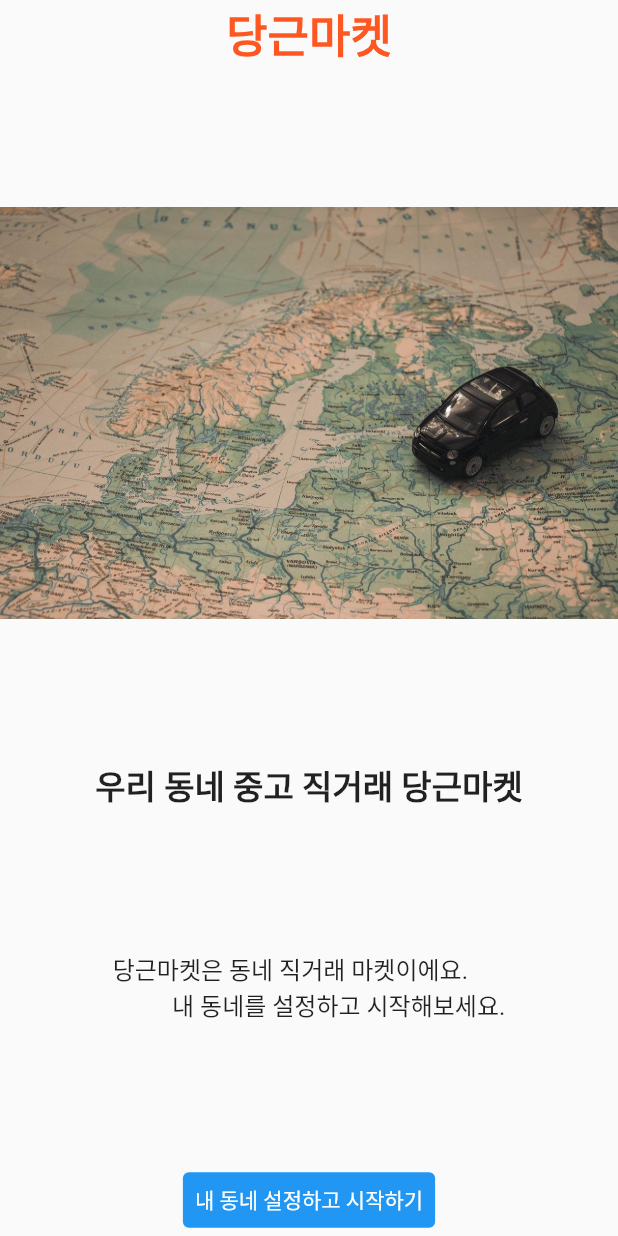
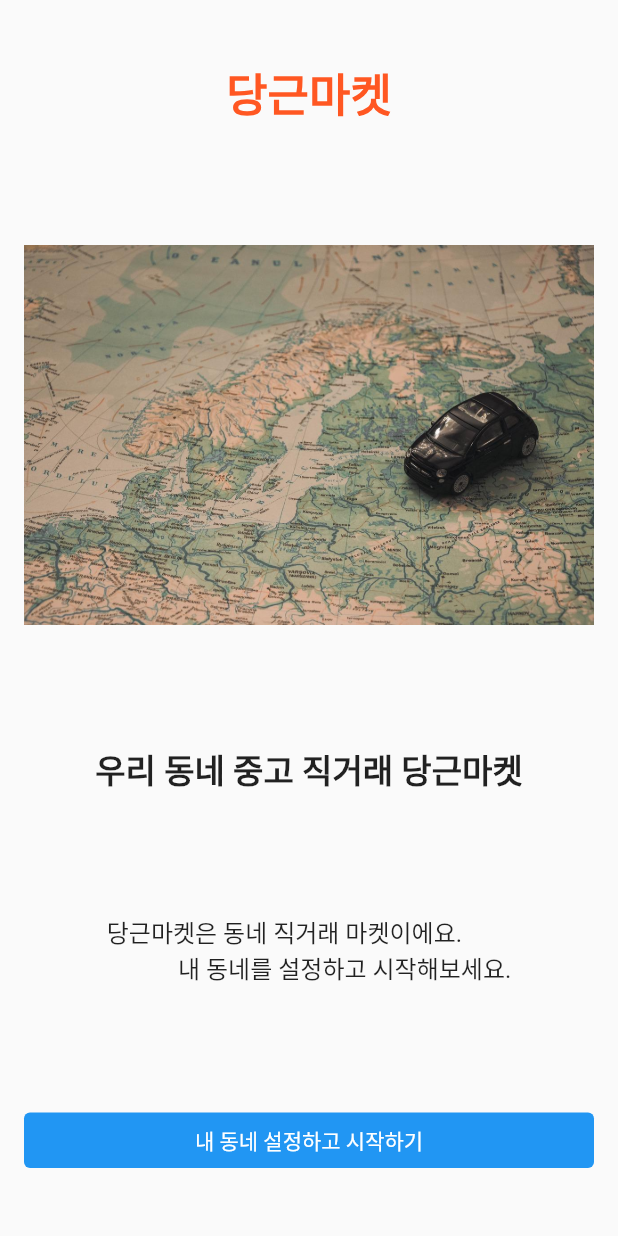
Before and after one commit to reload1bronze/carrot_market_clone, a Flutter app: the screen it shows after launch, on a phone screen of 412 x 824 dp. Run offline on Flutter 3.47's test engine with Material 2 defaults, Android fonts, the phone set to English and light mode, and no system bars; drawn by our look-alikes of extended_image; our stand-ins replace beamer, logger.

Commit message:
style: IntroScreen styling
-

```diff
--- a/lib/main.dart
+++ b/lib/main.dart
@@ -50,6 +50,7 @@
   @override
   Widget build(BuildContext context) {
     return MaterialApp(
+      theme: ThemeData(primarySwatch: Colors.deepOrange),
       initialRoute: '/signin',
       routes: {
         '/': (context) => const HomeScreen(),
--- a/lib/screens/intro_screen.dart
+++ b/lib/screens/intro_screen.dart
@@ -9,14 +9,16 @@
   @override
   Widget build(BuildContext context) {
     return SafeArea(
+      child: Padding(
+        padding: const EdgeInsets.symmetric(horizontal: 16.0),
         child: Column(
-        mainAxisAlignment: MainAxisAlignment.spaceBetween,
+          mainAxisAlignment: MainAxisAlignment.spaceAround,
           children: [
             Text(
               '당근마켓',
               style: TextStyle(
                 fontSize: 30,
-              color: Colors.deepOrange,
+                color: Theme.of(context).primaryColor,
                 fontWeight: FontWeight.bold,
               ),
             ),
@@ -35,6 +37,9 @@
                 fontSize: 16,
               ),
             ),
+            Column(
+              crossAxisAlignment: CrossAxisAlignment.stretch,
+              children: [
                 TextButton(
                   child: Text(
                     '내 동네 설정하고 시작하기',
@@ -49,6 +54,9 @@
                 ),
               ],
             ),
+          ],
+        ),
+      ),
     );
   }
 }
```
Lines whose indentation alone changed are shown as unchanged.
